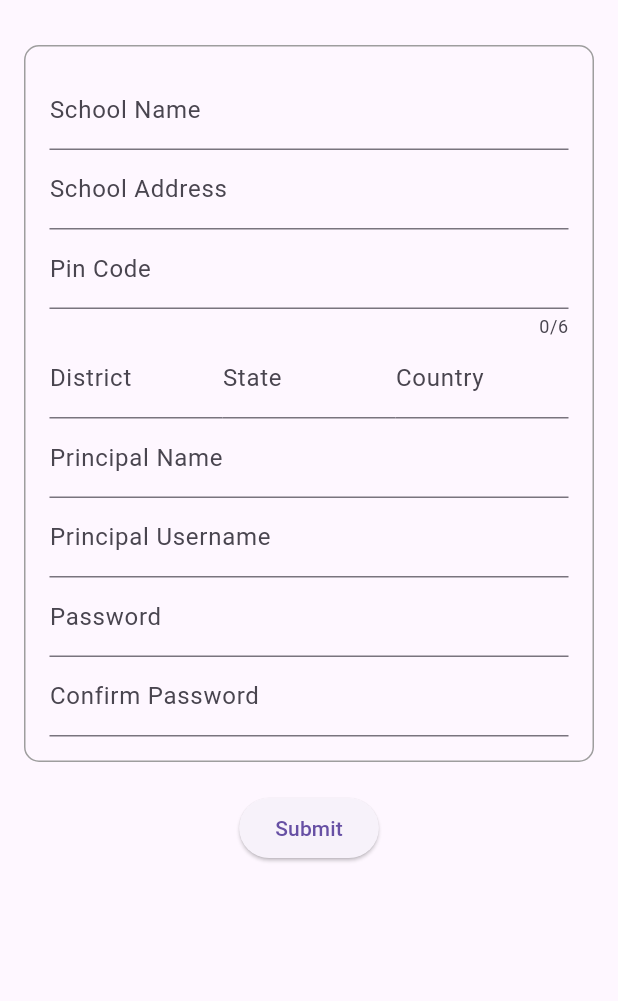
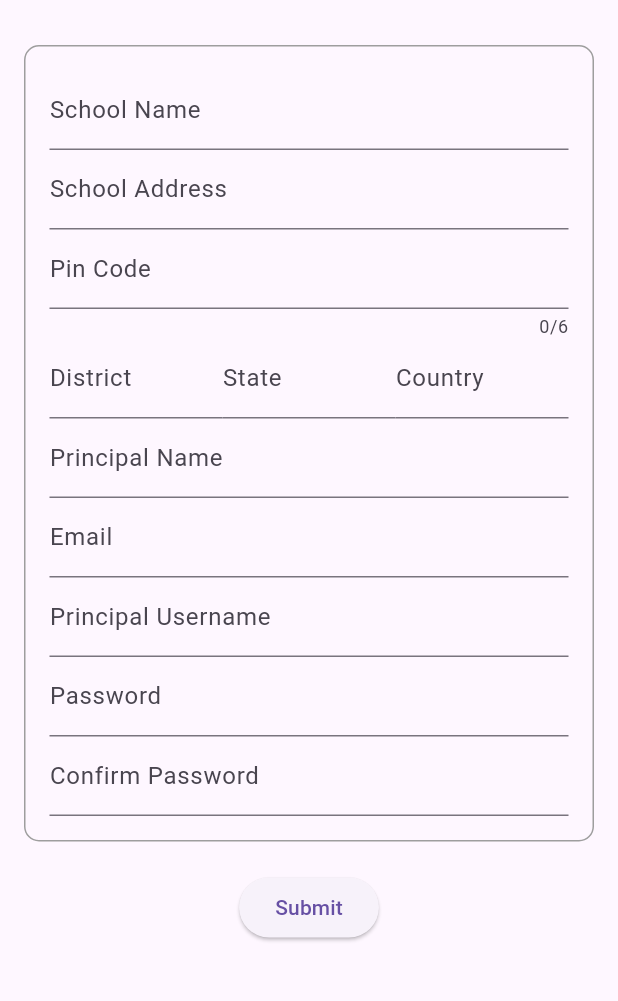
Before and after one commit to akshatvermavi/edpal, a Flutter app: the RegisterSchoolPage screen opened directly, after a tap on "Submit", on a phone screen of 412 x 824 dp, the part 63-1064 px from its top. Run offline on Flutter 3.47's test engine with Material 3 defaults, Android fonts, the phone set to English and light mode, and no system bars; our stand-ins replace firebase_auth, firebase_core; accounts and stored records are empty.

Commit message:
Signup and legistration features are updated

```diff
--- a/lib/main.dart
+++ b/lib/main.dart
@@ -1,3 +1,5 @@
+import 'package:edpal/screens/homepage.dart';
+import 'package:firebase_auth/firebase_auth.dart';
 import 'package:flutter/material.dart';
 import 'package:edpal/screens/login.dart';
 import 'package:firebase_core/firebase_core.dart';
@@ -20,7 +22,7 @@ class MyApp extends StatelessWidget {
       theme: ThemeData(
         primarySwatch: Colors.blue,
       ),
-      home: const LoginPage(),
+      home: (FirebaseAuth.instance.currentUser != null) ? HomePage() :  LoginPage(),
     );
   }
 }
--- a/lib/screens/register_school.dart
+++ b/lib/screens/register_school.dart
@@ -1,58 +1,3 @@
-// import 'package:flutter/material.dart';
-//
-// class RegisterSchoolPage extends StatefulWidget {
-//   const RegisterSchoolPage({super.key});
-//
-//   @override
-//   _RegisterSchoolPageState createState() => _RegisterSchoolPageState();
-// }
-//
-// class _RegisterSchoolPageState extends State<RegisterSchoolPage> {
-//   TextEditingController schoolNameController = TextEditingController();
-//   TextEditingController addressController = TextEditingController();
-//   TextEditingController principalNameController = TextEditingController();
-//   TextEditingController principalEmailController = TextEditingController();
-//   TextEditingController teacherNameController = TextEditingController();
-//   TextEditingController teacherEmailController = TextEditingController();
-//
-//   void _submitRegistration() {
-//     // Implement school registration logic here
-//     // Send email to the principal and teacher with registration details
-//     // This is a dummy function; in reality, you'd send emails and store registration data
-//     print('Registration details sent to Principal: ${principalEmailController.text}, Teacher: ${teacherEmailController.text}');
-//     // You might want to navigate to a confirmation page or show a snackbar
-//   }
-//
-//   @override
-//   Widget build(BuildContext context) {
-//     return Scaffold(
-//       appBar: AppBar(
-//         title: const Text('School Registration'),
-//       ),
-//       body: Padding(
-//         padding: const EdgeInsets.all(16.0),
-//         child: Column(
-//           mainAxisAlignment: MainAxisAlignment.center,
-//           children: [
-//             TextField(controller: schoolNameController, decoration: const InputDecoration(labelText: 'School Name')),
-//             TextField(controller: addressController, decoration: const InputDecoration(labelText: 'Address')),
-//             TextField(controller: principalNameController, decoration: const InputDecoration(labelText: 'Principal Name')),
-//             TextField(controller: principalEmailController, decoration: const InputDecoration(labelText: 'Principal Email')),
-//             TextField(controller: teacherNameController, decoration: const InputDecoration(labelText: 'Teacher Name')),
-//             TextField(controller: teacherEmailController, decoration: const InputDecoration(labelText: 'Teacher Email')),
-//             const SizedBox(height: 20),
-//             ElevatedButton(
-//               onPressed: _submitRegistration,
-//               child: const Text('Submit'),
-//             ),
-//           ],
-//         ),
-//       ),
-//     );
-//   }
-// }
-
-
 // import 'package:flutter/material.dart';
 //
 // class RegisterSchoolPage extends StatefulWidget {
@@ -364,14 +309,17 @@
 //   }
 // }
 
+import 'dart:developer';
+
 import 'package:flutter/material.dart';
-
+import 'package:firebase_auth/firebase_auth.dart';
 class RegisterSchoolPage extends StatefulWidget {
   const RegisterSchoolPage({Key? key}) : super(key: key);
 
   @override
   _RegisterSchoolPageState createState() => _RegisterSchoolPageState();
 }
+
 
 class _RegisterSchoolPageState extends State<RegisterSchoolPage> {
   TextEditingController schoolNameController = TextEditingController();
@@ -381,13 +329,51 @@ class _RegisterSchoolPageState extends State<RegisterSchoolPage> {
   TextEditingController stateController = TextEditingController();
   TextEditingController countryController = TextEditingController();
   TextEditingController principalNameController = TextEditingController();
+  TextEditingController principalEmailController = TextEditingController();
   TextEditingController principalUsernameController = TextEditingController();
   TextEditingController principalPasswordController = TextEditingController();
   TextEditingController confirmPasswordController = TextEditingController();
+  void createAccount() async {
+    String school = schoolNameController.text.trim();
+    String address = addressController.text.trim();
+    String pin = pinCodeController.text.trim();
+    String district = districtController.text.trim();
+    String state = stateController.text.trim();
+    String country = countryController.text.trim();
+    String name = principalNameController.text.trim();
+    String username = principalUsernameController.text.trim();
+    String email = principalEmailController.text.trim();
+    String password = principalPasswordController.text.trim();
+    String cPassword = confirmPasswordController.text.trim();
 
+    if(email == "" || password=="" || cPassword =="" || school =="" || address =="" || pin==""|| district=="" || state=="" || country=="" || username=="" || name=="")
+      {
+        log("Please fill all the details!");
+      }
+    else if(password!=cPassword)
+      {
+        log("Password do not match");
+      }
+    else{
+        // create new account
+      try{
+        UserCredential userCredential = await FirebaseAuth.instance.createUserWithEmailAndPassword(email: email, password: password);
+        if (userCredential.user != null)
+          {
+            Navigator.pop(context);
+          }
+        // log("User Created");
+      } on FirebaseAuthException catch(ex){
+      log(ex.code.toString());
+    }
+    }
+
+}
   void _submitRegistration() {
     print('Registration details sent to Principal: ${principalNameController.text}, Username: ${principalUsernameController.text}');
   }
+
+
 
   @override
   Widget build(BuildContext context) {
@@ -461,6 +447,11 @@ class _RegisterSchoolPageState extends State<RegisterSchoolPage> {
                         style: TextStyle(fontSize: 14.0),
                       ),
                       TextField(
+                        controller: principalEmailController,
+                        decoration: InputDecoration(labelText: 'Email'),
+                        style: TextStyle(fontSize: 14.0),
+                      ),
+                      TextField(
                         controller: principalUsernameController,
                         decoration: InputDecoration(labelText: 'Principal Username'),
                         style: TextStyle(fontSize: 14.0),
@@ -481,7 +472,10 @@ class _RegisterSchoolPageState extends State<RegisterSchoolPage> {
               ),
               const SizedBox(height: 20),
               ElevatedButton(
-                onPressed: _submitRegistration,
+                //onPressed: _submitRegistration,
+                onPressed: (){
+                  createAccount();
+                },
                 child: const Text('Submit'),
               ),
             ],
--- a/pubspec.yaml
+++ b/pubspec.yaml
@@ -36,6 +36,7 @@ dependencies:
   # Use with the CupertinoIcons class for iOS style icons.
   cupertino_icons: ^1.0.2
   firebase_core: ^2.24.2
+  firebase_auth: ^4.16.0
 
 dev_dependencies:
   flutter_test:
```
Also changed, not shown: lib/screens/login.dart (+34 -13 lines), lib/screens/profile.dart (+64 -1 lines), pubspec.lock, 3 other files.
